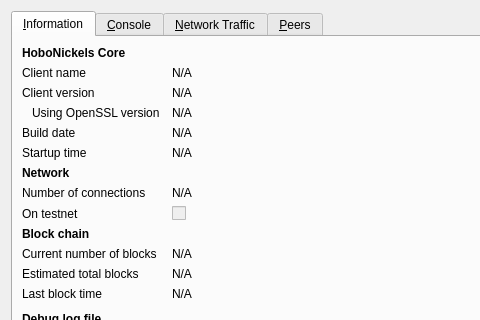
Above: src/qt/forms/rpcconsole.ui from Skryptex/NEXUS--UPGRADE-HIGH-END before the change; both pictures show x 0 to 480 and y 0 to 320 of the 740 by 450 pixel window. Below: the same form after it.
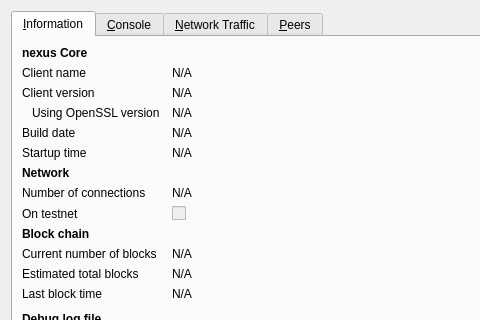
That is the form after the change. Icons and pictures are not drawn. Custom widgets are drawn as their Qt base class.

```diff
--- a/src/qt/forms/rpcconsole.ui
+++ b/src/qt/forms/rpcconsole.ui
@@ -36,7 +36,7 @@
           </font>
          </property>
          <property name="text">
-          <string>HoboNickels Core</string>
+          <string>nexus Core</string>
          </property>
         </widget>
        </item>
```
Left out of the diff: 6 changed lines with no effect on the pictures.
